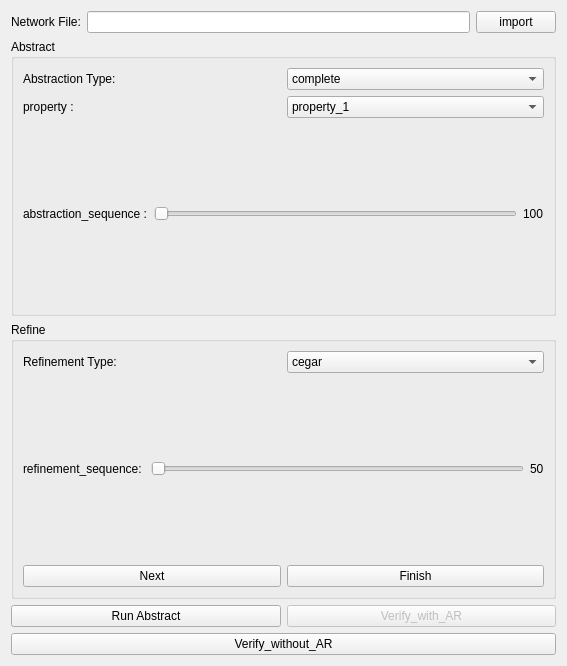
This is marabou.ui in Huangxiaoze/graduate as Qt 5 draws it before an edit. The edited form follows.
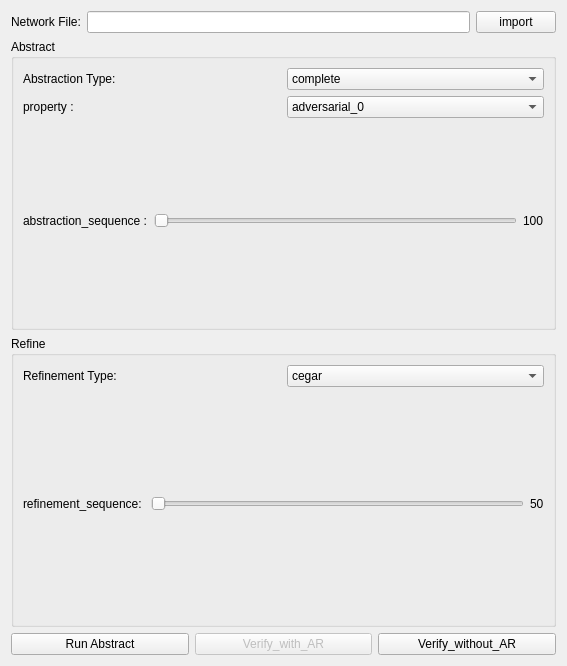
This is the edited form.

Patch:
```diff
--- a/marabou.ui
+++ b/marabou.ui
@@ -20,6 +20,12 @@
    <string>Form</string>
   </property>
   <layout class="QVBoxLayout" name="verticalLayout">
+   <property name="spacing">
+    <number>6</number>
+   </property>
+   <property name="sizeConstraint">
+    <enum>QLayout::SetDefaultConstraint</enum>
+   </property>
    <item>
     <layout class="QHBoxLayout" name="horizontalLayout">
      <item>
@@ -46,7 +52,7 @@
      <property name="minimumSize">
       <size>
        <width>0</width>
-       <height>240</height>
+       <height>0</height>
       </size>
      </property>
      <property name="title">
@@ -94,6 +100,9 @@
         </item>
         <item>
          <widget class="QComboBox" name="property_combobox">
+          <property name="currentIndex">
+           <number>9</number>
+          </property>
           <item>
            <property name="text">
             <string>property_1</string>
@@ -359,24 +368,6 @@
         </item>
        </layout>
       </item>
-      <item>
-       <layout class="QHBoxLayout" name="horizontalLayout_4">
-        <item>
-         <widget class="QPushButton" name="refine_next">
-          <property name="text">
-           <string>Next</string>
-          </property>
-         </widget>
-        </item>
-        <item>
-         <widget class="QPushButton" name="refine_finish">
-          <property name="text">
-           <string>Finish</string>
-          </property>
-         </widget>
-        </item>
-       </layout>
-      </item>
      </layout>
     </widget>
    </item>
@@ -405,14 +396,14 @@
        </property>
       </widget>
      </item>
-    </layout>
-   </item>
    <item>
     <widget class="QPushButton" name="verify_without_ar">
      <property name="text">
       <string>Verify_without_AR</string>
      </property>
     </widget>
+     </item>
+    </layout>
    </item>
   </layout>
  </widget>
```
Lines whose indentation alone changed are shown as unchanged.
